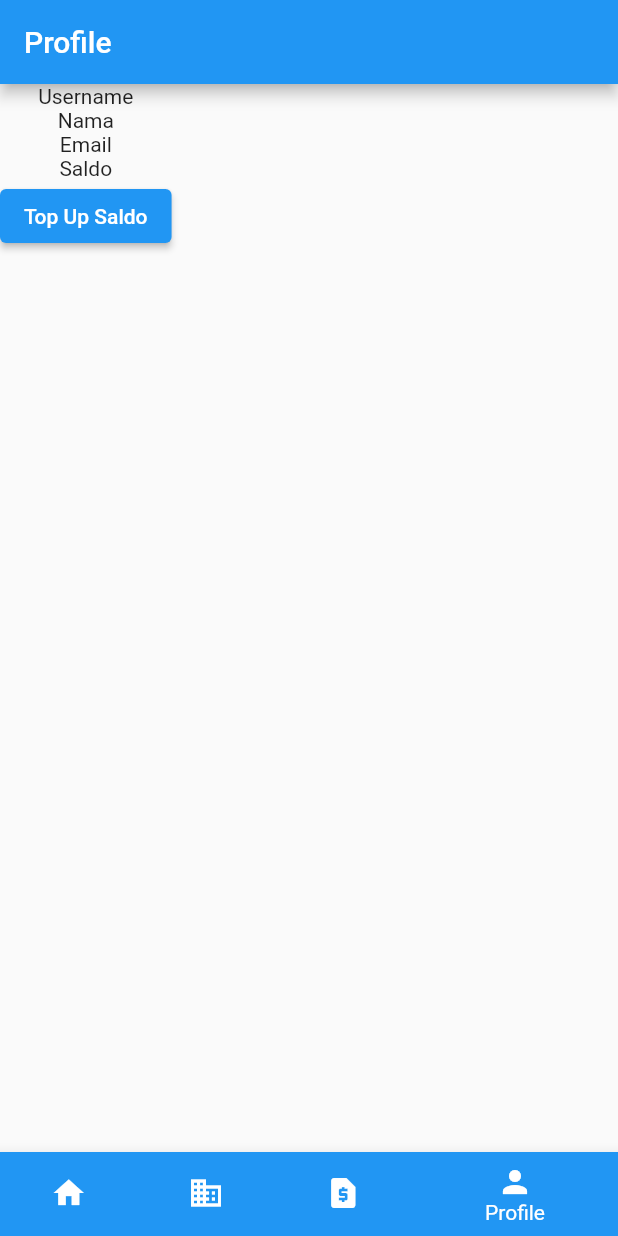
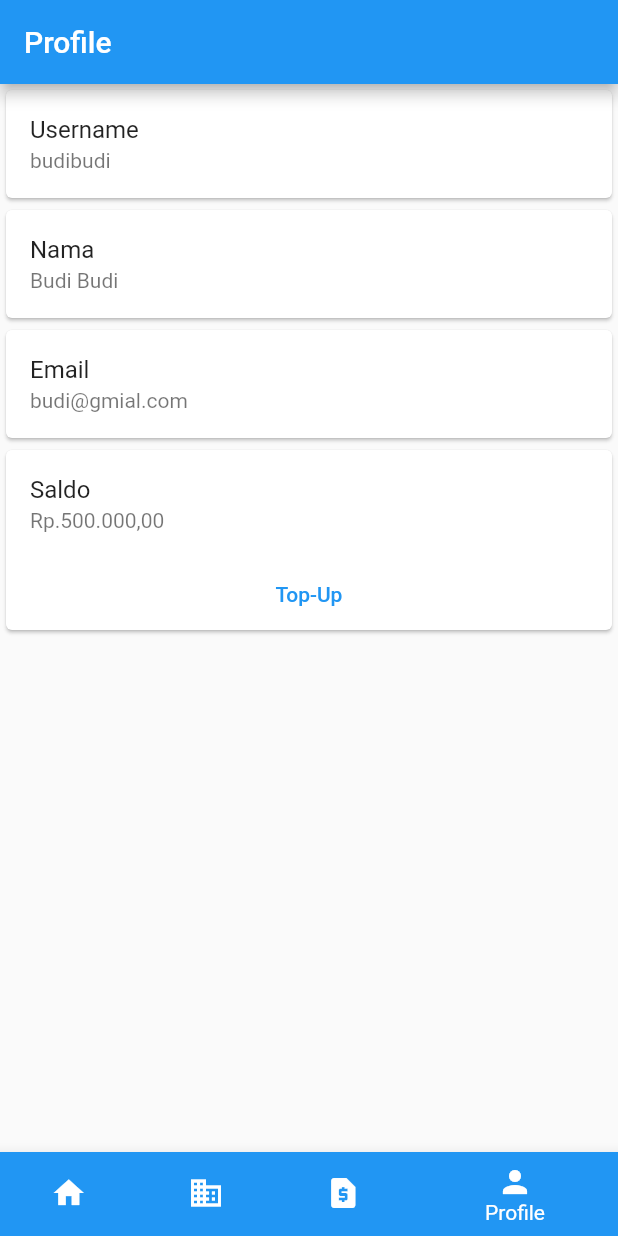
Before and after one commit to gitansahl/RumahSehat, a Flutter app: the screen it shows after launch, item 4 of the bottom bar chosen, on a phone screen of 412 x 824 dp. Run offline on Flutter 3.47's test engine with Material 2 defaults, Android fonts, the phone set to English and light mode, and no system bars.

Commit message:
feat: page fitur 14-17

```diff
--- a/rumah_sehat_flutter/lib/myApp.dart
+++ b/rumah_sehat_flutter/lib/myApp.dart
@@ -1,8 +1,8 @@
 import 'package:flutter/material.dart';
+import 'package:rumah_sehat_flutter/page/tagihan/daftarTagihan.dart';
+import 'package:rumah_sehat_flutter/page/profile/home.dart';
+import 'package:rumah_sehat_flutter/page/profile/profile.dart';
 
-import 'page/home.dart';
-import 'page/daftarTagihan.dart';
-import 'page/profile.dart';
 
 class MyApp extends StatelessWidget {
   const MyApp({Key? key}) : super(key: key);
--- /dev/null
+++ b/rumah_sehat_flutter/lib/page/profile/profile.dart
@@ -0,0 +1,89 @@
+import 'package:flutter/material.dart';
+import 'topUpSaldo.dart';
+
+class ProfilePage extends StatefulWidget {
+  const ProfilePage({Key? key}) : super(key: key);
+
+  @override
+  State<ProfilePage> createState() => _ProfilePageState();
+}
+
+class _ProfilePageState extends State<ProfilePage> {
+  @override
+  Widget build(BuildContext context) {
+    return Scaffold(
+        appBar: AppBar(
+          title: const Text('Profile'),
+        ),
+        body: Column (children: [
+
+          Center(
+            child: Card(
+              child: Column(
+                mainAxisSize: MainAxisSize.min,
+                children: <Widget> [
+                  const ListTile(
+                    title: Text('Username'),
+                    subtitle: Text('budibudi'),
+                  ),
+                ]),
+            ),
+          ),
+
+          Center(
+            child: Card(
+              child: Column(
+                mainAxisSize: MainAxisSize.min,
+                children: <Widget> [
+                  const ListTile(
+                    title: Text('Nama'),
+                    subtitle: Text('Budi Budi'),
+                  ),
+                ]),
+            ),
+          ),
+
+          Center(
+            child: Card(
+              child: Column(
+                mainAxisSize: MainAxisSize.min,
+                children: <Widget> [
+                  const ListTile(
+                    title: Text('Email'),
+                    subtitle: Text('budi@gmial.com'),
+                  ),
+                ]),
+            ),
+          ),
+
+          Center(
+            child: Card(
+              child: Column(
+                mainAxisSize: MainAxisSize.min,
+                children: <Widget> [
+                  const ListTile(
+                    title: Text('Saldo'),
+                    subtitle: Text('Rp.500.000,00'),
+                  ),
+                  Row(
+                    mainAxisAlignment: MainAxisAlignment.center,
+                    children: [
+                      TextButton(
+                        child: Text('Top-Up'),
+                        onPressed: () {
+                          Navigator.push(
+                          context,
+                          MaterialPageRoute(builder: (context) => const ToUpSaldoPage()),
+                          );
+                        }
+                      )
+                    ],
+                  )
+                ]),
+            ),
+          )
+
+        ],)
+    );
+  }
+}
```
Also changed, not shown: rumah_sehat_flutter/lib/page/profile/topUpSaldo.dart (added, +53 -0 lines), rumah_sehat_flutter/lib/page/profile/topUpSuccess.dart (added, +51 -0 lines), rumah_sehat_flutter/lib/page/tagihan/daftarTagihan.dart (added, +58 -0 lines), rumah_sehat_flutter/lib/page/tagihan/detailTagihan.dart (added, +53 -0 lines), rumah_sehat_flutter/lib/page/tagihan/detailTagihanLunas.dart (added, +47 -0 lines), rumah_sehat_flutter/lib/page/tagihan/konfirmasiPembayaran.dart (added, +50 -0 lines), rumah_sehat_flutter/lib/page/profile/home.dart (renamed from rumah_sehat_flutter/lib/page/home.dart).
